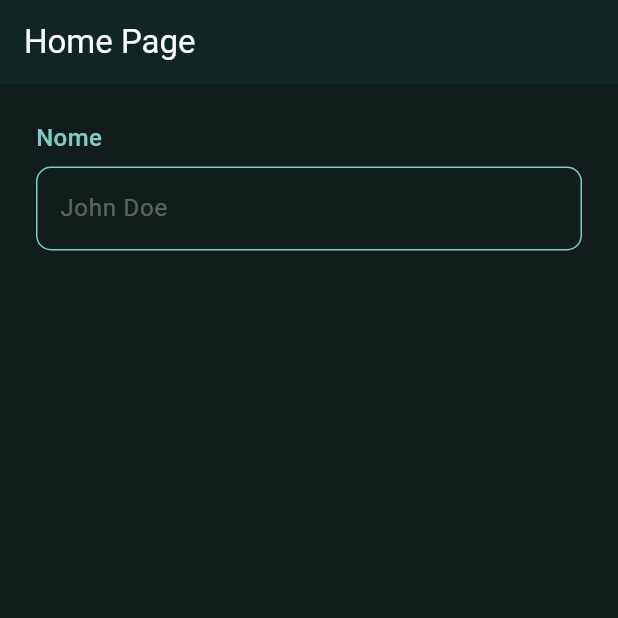
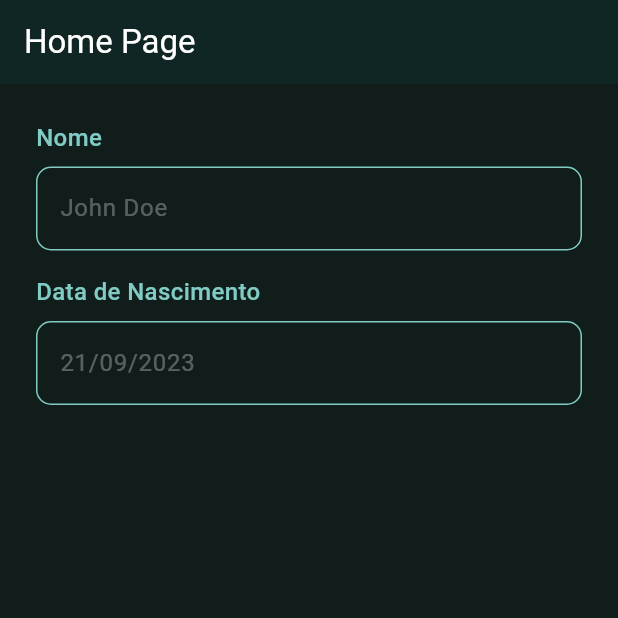
Before and after one commit to hakkinenT/flutter_dados_cadastrais, a Flutter app: the screen it shows after launch, on a phone screen of 412 x 824 dp, the top half of it. Run offline on Flutter 3.47's test engine with Material 2 defaults, Android fonts, the phone set to English and light mode, and no system bars; our stand-ins replace hive; accounts and stored records are empty.

Commit message:
date picker created

```diff
--- a/lib/utils/view/pages/home_page.dart
+++ b/lib/utils/view/pages/home_page.dart
@@ -12,17 +12,51 @@ class HomePage extends StatelessWidget {
       appBar: AppBar(
         title: const Text('Home Page'),
       ),
-      body: const SingleChildScrollView(
-        padding: EdgeInsets.all(paddingSpace),
+      body: SingleChildScrollView(
+        padding: const EdgeInsets.all(paddingSpace),
         child: Column(
           crossAxisAlignment: CrossAxisAlignment.start,
           children: [
-            FormLabel(label: 'Nome'),
-            SizedBox(
-              height: 8,
+            const FormLabel(label: 'Nome'),
+            const SizedBox(
+              height: heightSpace / 2,
+            ),
+            const CustomTextFormField(
+              hintText: 'John Doe',
+            ),
+            const SizedBox(
+              height: heightSpace,
+            ),
+            const FormLabel(label: 'Data de Nascimento'),
+            const SizedBox(
+              height: heightSpace / 2,
             ),
             CustomTextFormField(
-              hintText: 'John Doe',
+              hintText: '21/09/2023',
+              readOnly: true,
+              onTap: () async {
+                await showDatePicker(
+                    context: context,
+                    initialDate: DateTime(2000, 1, 1),
+                    firstDate: DateTime(1900, 5, 20),
+                    lastDate: DateTime(2023, 12, 31),
+                    builder: (context, child) {
+                      return Theme(
+                        data: Theme.of(context).copyWith(
+                            colorScheme: ColorScheme.dark(
+                              primary: Colors.teal.shade300,
+                              onPrimary: Colors.black,
+                              surface: surfaceColor,
+                              onSurface: Colors.white,
+                            ),
+                            textButtonTheme: TextButtonThemeData(
+                              style: TextButton.styleFrom(
+                                  foregroundColor: appColor),
+                            )),
+                        child: child!,
+                      );
+                    });
+              },
             )
           ],
         ),
```
